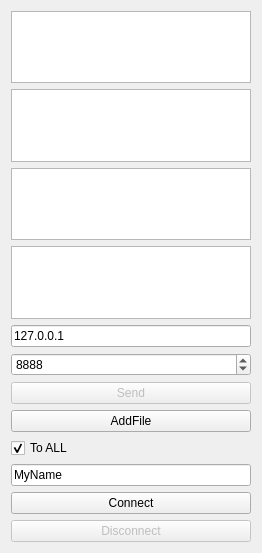
Before: the Qt Designer form client/dialog_client.ui in NikitaIT/Client-Server_desktopChat, drawn with Qt 5.
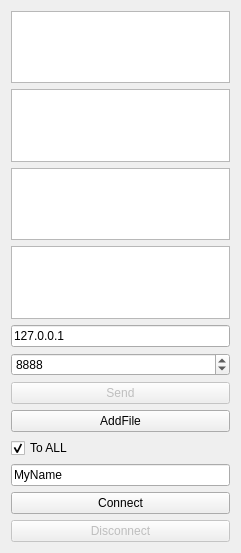
After: the same form once the commit is applied.

The edit to the form file:
```diff
--- a/client/dialog_client.ui
+++ b/client/dialog_client.ui
@@ -6,7 +6,7 @@
    <rect>
     <x>0</x>
     <y>0</y>
-    <width>262</width>
+    <width>241</width>
     <height>553</height>
    </rect>
   </property>
```
